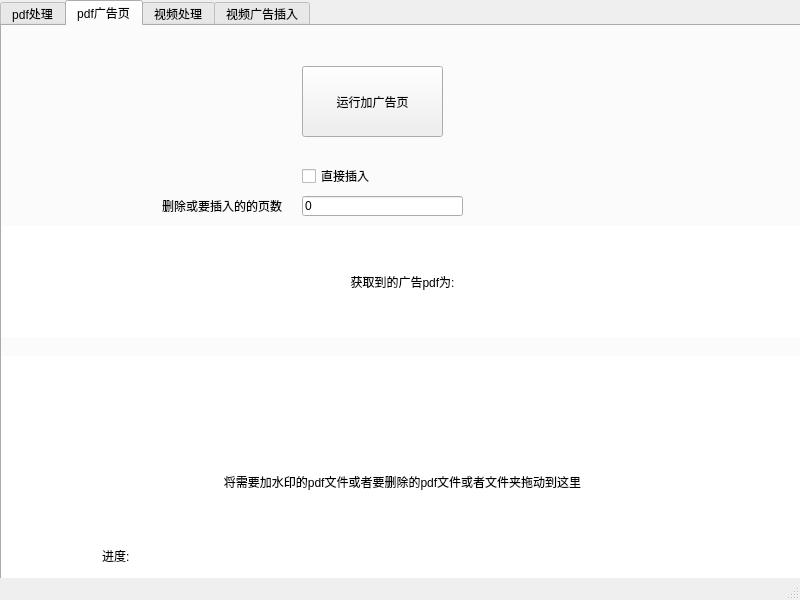
Before: the Qt Designer form test.ui in ddouworld/pdf_and_video_tool, drawn with Qt 5.
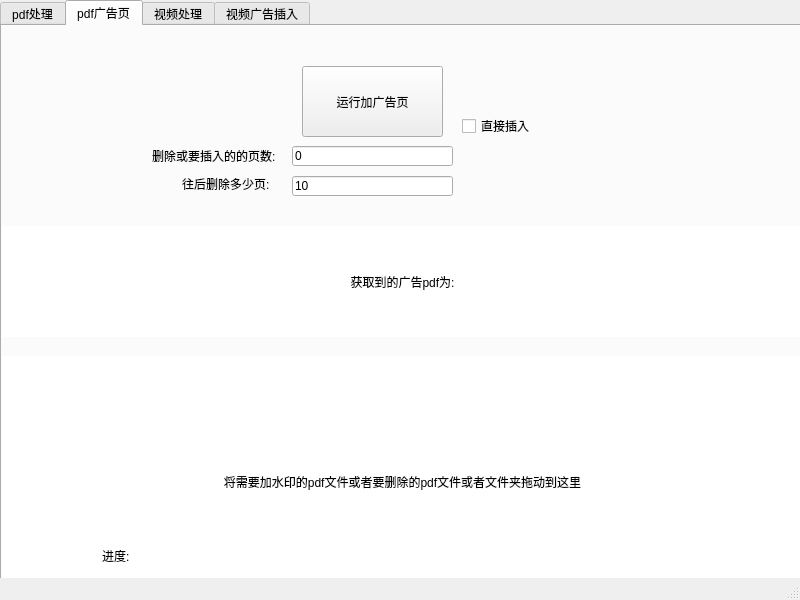
After: the same form once the commit is applied. The open tabs and pages were chosen to show the change. Custom widgets are drawn as their Qt base class.

Patch:
```diff
--- a/test.ui
+++ b/test.ui
@@ -131,8 +131,8 @@
      <widget class="QCheckBox" name="direct_checkBox">
       <property name="geometry">
        <rect>
-        <x>300</x>
-        <y>140</y>
+        <x>460</x>
+        <y>90</y>
         <width>79</width>
         <height>20</height>
        </rect>
@@ -144,21 +144,21 @@
      <widget class="QLabel" name="label_4">
       <property name="geometry">
        <rect>
-        <x>160</x>
-        <y>170</y>
-        <width>121</width>
+        <x>150</x>
+        <y>120</y>
+        <width>131</width>
         <height>20</height>
        </rect>
       </property>
       <property name="text">
-       <string>删除或要插入的的页数</string>
+       <string>删除或要插入的的页数:</string>
       </property>
      </widget>
      <widget class="QLineEdit" name="lineEdit">
       <property name="geometry">
        <rect>
-        <x>300</x>
-        <y>170</y>
+        <x>290</x>
+        <y>120</y>
         <width>161</width>
         <height>20</height>
        </rect>
@@ -218,6 +218,32 @@
        <string>进度:</string>
       </property>
      </widget>
+     <widget class="QLabel" name="delete_page_num">
+      <property name="geometry">
+       <rect>
+        <x>180</x>
+        <y>150</y>
+        <width>101</width>
+        <height>16</height>
+       </rect>
+      </property>
+      <property name="text">
+       <string>往后删除多少页:</string>
+      </property>
+     </widget>
+     <widget class="QLineEdit" name="delete_num_lineEdit">
+      <property name="geometry">
+       <rect>
+        <x>290</x>
+        <y>150</y>
+        <width>161</width>
+        <height>20</height>
+       </rect>
+      </property>
+      <property name="text">
+       <string>10</string>
+      </property>
+     </widget>
     </widget>
     <widget class="QWidget" name="tab_2">
      <attribute name="title">
```
Left out of the diff: 23 changed lines with no effect on the pictures.
